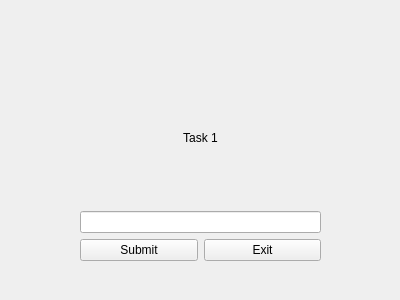
Old version of the form client_interface/navigation_page.ui in the repository vvvver/Tech_prog.
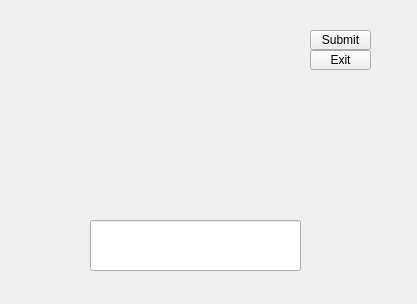
New version of the form. The open tabs and pages were chosen to show the change.

Diff of the .ui file:
```diff
--- a/client_interface/navigation_page.ui
+++ b/client_interface/navigation_page.ui
@@ -6,8 +6,8 @@
    <rect>
     <x>0</x>
     <y>0</y>
-    <width>400</width>
-    <height>300</height>
+    <width>417</width>
+    <height>304</height>
    </rect>
   </property>
   <property name="windowTitle">
@@ -16,10 +16,10 @@
   <widget class="QStackedWidget" name="stackedWidget">
    <property name="geometry">
     <rect>
-     <x>60</x>
-     <y>60</y>
-     <width>271</width>
-     <height>201</height>
+     <x>70</x>
+     <y>20</y>
+     <width>311</width>
+     <height>271</height>
     </rect>
    </property>
    <property name="currentIndex">
@@ -164,36 +164,15 @@
       <rect>
        <x>20</x>
        <y>10</y>
-       <width>241</width>
-       <height>191</height>
+       <width>211</width>
+       <height>181</height>
       </rect>
      </property>
      <layout class="QGridLayout" name="gridLayout_2">
-      <item row="2" column="0">
-       <layout class="QHBoxLayout" name="horizontalLayout_2">
-        <item>
-         <widget class="QPushButton" name="submit_task1_button">
-          <property name="text">
-           <string>Submit</string>
-          </property>
-         </widget>
-        </item>
-        <item>
-         <widget class="QPushButton" name="exit1_Button">
-          <property name="text">
-           <string>Exit</string>
-          </property>
-         </widget>
-        </item>
-       </layout>
-      </item>
-      <item row="1" column="0">
-       <widget class="QLineEdit" name="answer_task1"/>
-      </item>
-      <item row="0" column="0">
+      <item row="1" column="1">
        <widget class="QLabel" name="label">
         <property name="text">
-         <string>Task 1</string>
+         <string/>
         </property>
         <property name="alignment">
          <set>Qt::AlignCenter</set>
@@ -205,6 +184,42 @@
       </item>
      </layout>
     </widget>
+    <widget class="QPushButton" name="submit_task1_button">
+     <property name="geometry">
+      <rect>
+       <x>240</x>
+       <y>10</y>
+       <width>61</width>
+       <height>20</height>
+      </rect>
+     </property>
+     <property name="text">
+      <string>Submit</string>
+     </property>
+    </widget>
+    <widget class="QPushButton" name="exit1_Button">
+     <property name="geometry">
+      <rect>
+       <x>240</x>
+       <y>30</y>
+       <width>61</width>
+       <height>20</height>
+      </rect>
+     </property>
+     <property name="text">
+      <string>Exit</string>
+     </property>
+    </widget>
+    <widget class="QLineEdit" name="answer_task1">
+     <property name="geometry">
+      <rect>
+       <x>20</x>
+       <y>200</y>
+       <width>211</width>
+       <height>51</height>
+      </rect>
+     </property>
+    </widget>
    </widget>
   </widget>
  </widget>
```
Left out of the diff: 6 changed lines with no effect on the pictures.
